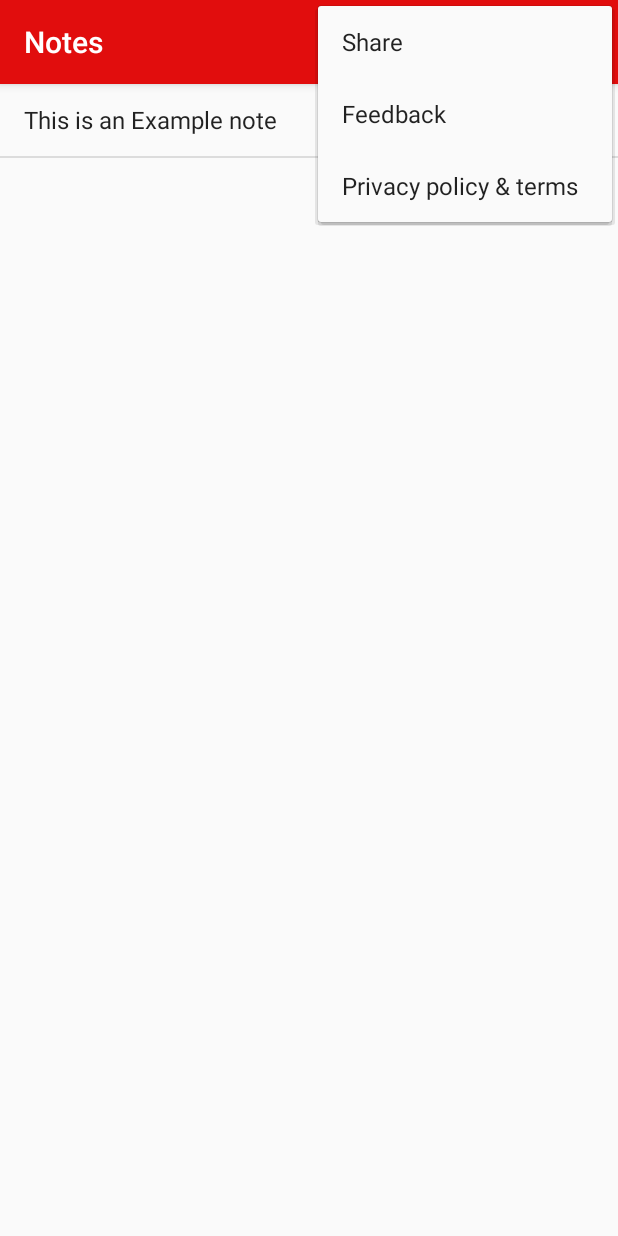
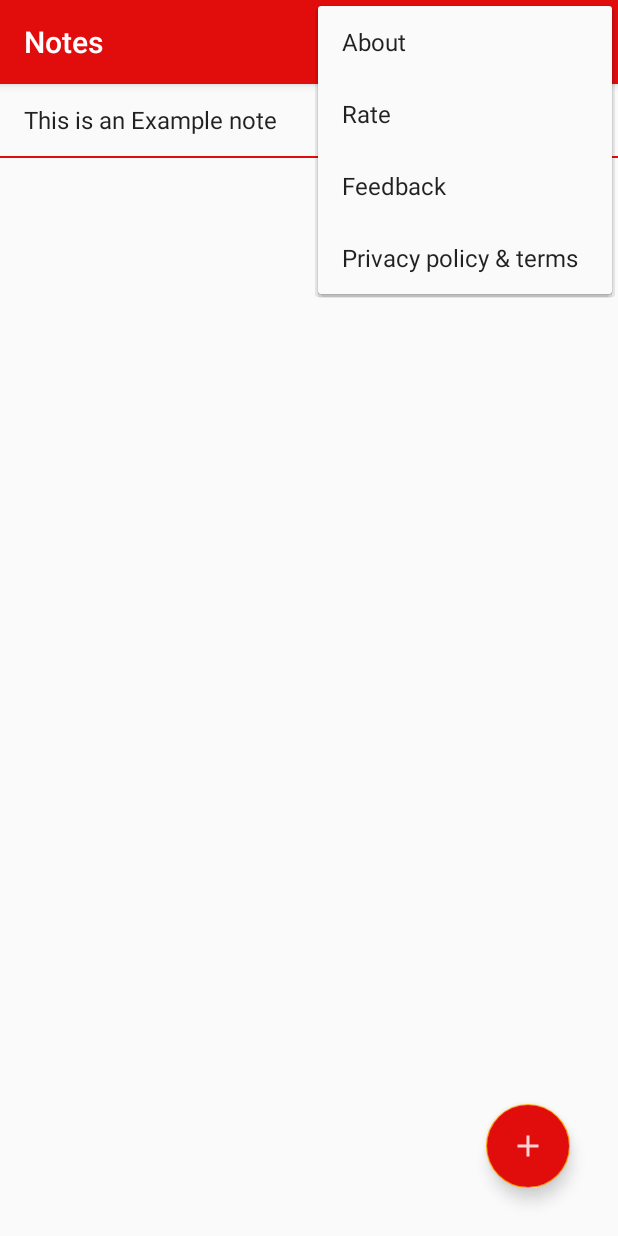
Before and after one commit to Ruban2205/Notes-android-app, an Android app: the screen it shows after launch (MainActivity), with the options menu open, on a phone screen of 412 x 824 dp. Run offline under Robolectric (Android 15) with nearby library versions, the phone set to English and light mode, and no system bars; libraries missing offline, so code that uses them is left out: com.gun0912.tedpermission; Roboto replaces fonts that are not available here.

Commit message:
UPDATE Files 😉

```diff
--- a/app/src/main/java/com/rubancreation/notes/MainActivity.java
+++ b/app/src/main/java/com/rubancreation/notes/MainActivity.java
@@ -20,6 +20,8 @@ import android.widget.AdapterView;
 import android.widget.ArrayAdapter;
 import android.widget.ListView;
 import android.widget.Toast;
+
+import com.google.android.material.floatingactionbutton.FloatingActionButton;
 import com.gun0912.tedpermission.PermissionListener;
 import com.gun0912.tedpermission.TedPermission;
 import java.util.ArrayList;
@@ -31,6 +33,7 @@ public class MainActivity extends AppCompatActivity {
     static ArrayList<String> notes = new ArrayList<>();
     static ArrayAdapter<String> arrayAdapter;
     ListView listView;
+
 
     @Override
     public boolean onCreateOptionsMenu(Menu menu) {
@@ -46,21 +49,30 @@ public class MainActivity extends AppCompatActivity {
     public boolean onOptionsItemSelected(@NonNull MenuItem item) {
         super.onOptionsItemSelected(item);
 
-        if (item.getItemId() == R.id.add_note) {
-            Intent intent = new Intent(getApplicationContext(), NoteEditorActivity.class);
-            startActivity(intent);
+        if (item.getItemId() == R.id.share) {
+            Intent sendIntent = new Intent();
+            sendIntent.setAction(Intent.ACTION_SEND);
+            sendIntent.putExtra(Intent.EXTRA_TEXT, "Hey!! Want to take notes? Try this amazing app now. Link: https://play.google.com/store/apps/details?id=" + BuildConfig.APPLICATION_ID);
+            sendIntent.setType("text/plain");
 
-            Toast.makeText(getApplicationContext(), "Hey! New Note is Created, Tap the screen to edit.", Toast.LENGTH_LONG).show();
+            Intent shareIntent = Intent.createChooser(sendIntent, null);
+            startActivity(shareIntent);
 
             return true;
         }
 
-        else if (item.getItemId() == R.id.share){
-            Intent sharingIntent = new Intent(Intent.ACTION_SEND);
-            sharingIntent.setType("text/plain");
-            sharingIntent.putExtra(android.content.Intent.EXTRA_TEXT, "Text");
-            sharingIntent.putExtra(android.content.Intent.EXTRA_SUBJECT, "Subject");
-            startActivity(Intent.createChooser(sharingIntent, "Share using"));
+        else if (item.getItemId() == R.id.rate){
+            Toast.makeText(this, "Please wait", Toast.LENGTH_LONG).show();
+
+            startActivity(new Intent(Intent.ACTION_VIEW, Uri.parse("https://play.google.com/store/apps/details?id=" + BuildConfig.APPLICATION_ID)));
+
+            return true;
+        }
+
+        else if (item.getItemId() == R.id.about_us){
+            aboutDialog();
+
+            return true;
         }
 
         return false;
@@ -74,6 +86,7 @@ public class MainActivity extends AppCompatActivity {
         setContentView(R.layout.activity_main);
 
         listView = findViewById(R.id.listView);
+        FloatingActionButton fab = findViewById(R.id.fab);
 
         SharedPreferences sharedPreferences = getApplicationContext().getSharedPreferences("com.rubancreation.notes", Context.MODE_PRIVATE);
         HashSet<String> set = (HashSet<String>) sharedPreferences.getStringSet("notes", null);
@@ -88,6 +101,7 @@ public class MainActivity extends AppCompatActivity {
 
         arrayAdapter = new ArrayAdapter(this, android.R.layout.simple_list_item_1, notes);
         listView.setAdapter(arrayAdapter);
+        listView.setDividerHeight(2);
         listView.setOnItemClickListener(new AdapterView.OnItemClickListener() {
 
             @Override
@@ -96,8 +110,6 @@ public class MainActivity extends AppCompatActivity {
                 Intent intent = new Intent(getApplicationContext(), NoteEditorActivity.class);
                 intent.putExtra("noteId", i);
                 startActivity(intent);
-
-
             }
 
         });
@@ -139,10 +151,26 @@ public class MainActivity extends AppCompatActivity {
 
         });
 
+        fab.setOnClickListener(new View.OnClickListener() {
+            @Override
+            public void onClick(View view) {
+                Intent intent = new Intent(getApplicationContext(), NoteEditorActivity.class);
+                startActivity(intent);
+
+                Toast.makeText(getApplicationContext(), "Hey! New Note is Created, Tap the screen to edit.", Toast.LENGTH_LONG).show();
+            }
+        });
+
+        SharedPreferences preferences = getSharedPreferences("preferences", MODE_PRIVATE);
+        boolean firstStart = preferences.getBoolean("firstStart", true);
+        if (firstStart) {
+            showStartDialog();
+        }
     }
 
     //for Exit menu Item
-    public void exit(MenuItem item) {
+    public void exit(MenuItem item){
+        Toast.makeText(this, "Thanks for using NOTES", Toast.LENGTH_LONG).show();
         finish();
     }
 
@@ -154,29 +182,23 @@ public class MainActivity extends AppCompatActivity {
             public void onPermissionGranted() {
                 Toast.makeText(MainActivity.this, "Please wait..", Toast.LENGTH_SHORT).show();
 
-                Log.d("  ", "send email: ");
+               Log.d(" ", "Send Email: ");
+               String[] TO_EMAILS = {"app.feedback.rubancreations@gmail.com"};
 
-                String[] TO_EMAILS = {"rubancreations22@gmail.com"};
-                //these CC and BCC
-                String[] CC = {"rubancreations22@gmail.com"};
-                String[] BCC = {"rubancreations22@gmail.com"};
+               Intent intent = new Intent(Intent.ACTION_SENDTO);
+               intent.setData(Uri.parse("mailto:"));
+               intent.putExtra(Intent.EXTRA_EMAIL, TO_EMAILS);
 
-                Intent intent = new Intent(Intent.ACTION_SENDTO);
-                intent.setData(Uri.parse("mailto:"));
-                intent.putExtra(Intent.EXTRA_EMAIL, TO_EMAILS);
-                intent.putExtra(Intent.EXTRA_CC, CC);
-                intent.putExtra(Intent.EXTRA_BCC, BCC);
+               intent.putExtra(Intent.EXTRA_SUBJECT, "Reported Problem");
+               intent.putExtra(Intent.EXTRA_TEXT, "Hey Ruban Creations I've found a Bug/Problem inside your app. \nProblem Explanation: \n");
 
-                intent.putExtra(Intent.EXTRA_SUBJECT, "This is a Subject");
-                intent.putExtra(Intent.EXTRA_TEXT, "This is the body of the Email");
-
-                startActivity(Intent.createChooser(intent, "Choose your mail client.."));
+               startActivity(Intent.createChooser(intent, "Choose your mail client: "));
 
             }
 
             @Override
             public void onPermissionDenied(ArrayList<String> deniedPermissions) {
-                Toast.makeText(MainActivity.this, "Click allow to access Permission.", Toast.LENGTH_SHORT).show();
+                Toast.makeText(MainActivity.this, "Check your internet connection.", Toast.LENGTH_SHORT).show();
             }
         };
 
@@ -202,12 +224,46 @@ public class MainActivity extends AppCompatActivity {
                 Toast.makeText(MainActivity.this, "Check Connection Settings", Toast.LENGTH_LONG).show();
             }
         };
-
-
-
         TedPermission.with(MainActivity.this)
                 .setPermissionListener(privacyPolicy)
                 .setPermissions(Manifest.permission.INTERNET)
                 .check();
     }
+
+    private void showStartDialog(){
+        new AlertDialog.Builder(this)
+                .setTitle("We are Updated!")
+                .setMessage("Hello Buddies, We are updated our app This update includes \nBug Fixes \nFixed add button not working problem \nUpgraded performance \nAdded some menus to know about us \nRate us on google playstore :)")
+                .setPositiveButton("Continue", new DialogInterface.OnClickListener() {
+                    @Override
+                    public void onClick(DialogInterface dialogInterface, int i) {
+                        dialogInterface.dismiss();
+                    }
+                })
+                .create().show();
+
+        SharedPreferences preferences = getSharedPreferences("preferences", MODE_PRIVATE);
+        SharedPreferences.Editor editor = preferences.edit();
+        editor.putBoolean("firstStart", false);
+        editor.apply();
+    }
+
+    private void aboutDialog(){
+        new AlertDialog.Builder(this)
+                .setTitle("NOTES - Writing Master")
+                .setMessage("Hello users, NOTES - Writing Master." +
+                        "One of our first development on PlayStore has surpassed 500+ users around the world" +
+                        "Users can write notes in our app" +
+                        "An User friendly application. We designed everything, what they expected. " +
+                        "We made it more. \n" +
+                        "\n" +
+                        "Version Name: 1.3")
+                .setPositiveButton("Ok", new DialogInterface.OnClickListener() {
+                    @Override
+                    public void onClick(DialogInterface dialogInterface, int i) {
+                        dialogInterface.dismiss();
+                    }
+                })
+                .create().show();
+    }
 }
--- a/app/src/main/res/layout/activity_main.xml
+++ b/app/src/main/res/layout/activity_main.xml
@@ -1,19 +1,43 @@
 <?xml version="1.0" encoding="utf-8"?>
 <RelativeLayout xmlns:android="http://schemas.android.com/apk/res/android"
-    xmlns:app="http://schemas.android.com/apk/res-auto"
     xmlns:tools="http://schemas.android.com/tools"
     android:layout_width="match_parent"
     android:layout_height="match_parent"
     tools:context=".MainActivity">
 
+    <com.google.android.material.floatingactionbutton.FloatingActionButton
+        android:id="@+id/fab"
+        android:layout_width="match_parent"
+        android:layout_height="wrap_content"
+        android:layout_alignParentEnd="true"
+        android:layout_alignParentRight="true"
+        android:layout_alignParentBottom="true"
+        android:layout_gravity="bottom|end"
+        android:layout_marginEnd="32dp"
+        android:layout_marginRight="32dp"
+        android:layout_marginBottom="32dp"
+        android:backgroundTint="@color/colorPrimary"
+        android:outlineSpotShadowColor="@color/Black"
+        android:contentDescription="@string/fabContentDesc"
+        android:src="@drawable/add_note" />
+
     <androidx.core.widget.NestedScrollView
         android:layout_width="match_parent"
-        android:layout_height="match_parent" />
+        android:layout_height="match_parent">
+
+
+    </androidx.core.widget.NestedScrollView>
 
     <ListView
         android:id="@+id/listView"
         android:layout_width="match_parent"
-        android:layout_height="match_parent" >
+        android:layout_height="match_parent"
+        android:divider="@color/colorPrimary"
+        android:textFilterEnabled="false"
+        android:dividerHeight="2dp"
+        android:ellipsize="end"
+        android:singleLine="true"
+        android:maxLength="1">
     </ListView>
 
 </RelativeLayout>
--- a/app/src/main/res/layout/activity_note_editor.xml
+++ b/app/src/main/res/layout/activity_note_editor.xml
@@ -12,6 +12,7 @@
         android:id="@+id/editText"
         android:layout_width="match_parent"
         android:layout_height="match_parent"
+        android:hint="@string/hint"
         android:ems="10"
         android:gravity="start|top"
         android:inputType="textMultiLine"
--- a/app/src/main/res/menu/add_note_menu.xml
+++ b/app/src/main/res/menu/add_note_menu.xml
@@ -7,8 +7,8 @@
     tools:context=".MainActivity">
 
     <item
-        android:id="@+id/add_note"
-        android:icon="@drawable/add_note"
+        android:id="@+id/share"
+        android:icon="@drawable/share_icon"
         app:showAsAction="ifRoom"
         tools:ignore="MenuTitle"/>
 
@@ -20,13 +20,16 @@
         tools:ignore="MenuTitle" />
 
     <item
-        android:id="@+id/share"
-        android:title="@string/share"/>
+        android:id="@+id/about_us"
+        android:title="@string/about_us" />
+
+    <item
+        android:id="@+id/rate"
+        android:title="@string/rate_us" />
 
     <item
         android:id="@+id/feedback"
-        android:title="@string/feedback"
-        android:onClick="checkPermission"/>
+        android:title="@string/feedback" />
 
     <item
         android:onClick="privacyPolicy"
--- a/app/src/main/res/values/strings.xml
+++ b/app/src/main/res/values/strings.xml
@@ -3,6 +3,18 @@
     <string name="add_note">Add note</string>
     <string name="about_us">About</string>
     <string name="share">Share</string>
+    <string name="rate_us">Rate</string>
     <string name="feedback">Feedback</string>
     <string name="privacyPolicy">Privacy policy &amp; terms</string>
+
+    <string name="splashTitle">NOTES</string>
+    <string name="splashSlogan">Write what is in your mind</string>
+
+    <string name="copyright">© Ruban Creations </string>
+
+    <string name="hint">Write what is in your mind :)</string>
+
+<!--    content description-->
+    <string name="fabContentDesc">Floating Action button</string>
+
 </resources>
--- a/build.gradle
+++ b/build.gradle
@@ -5,7 +5,7 @@ buildscript {
         jcenter()
     }
     dependencies {
-        classpath 'com.android.tools.build:gradle:4.0.1'
+        classpath 'com.android.tools.build:gradle:7.0.3'
 
         // NOTE: Do not place your application dependencies here; they belong
         // in the individual module build.gradle files
@@ -19,6 +19,10 @@ allprojects {
     }
 }
 
+configurations {
+    compile.exclude group: 'com.google.zxing'
+}
+
 task clean(type: Delete) {
     delete rootProject.buildDir
 }
```
Also changed, not shown: app/build.gradle (+22 -11 lines), app/src/main/java/com/rubancreation/notes/NoteEditorActivity.java (+11 -5 lines), app/src/main/res/layout/activity_splash_screen.xml (+11 -8 lines), gradle/wrapper/gradle-wrapper.properties, 1 other file.
